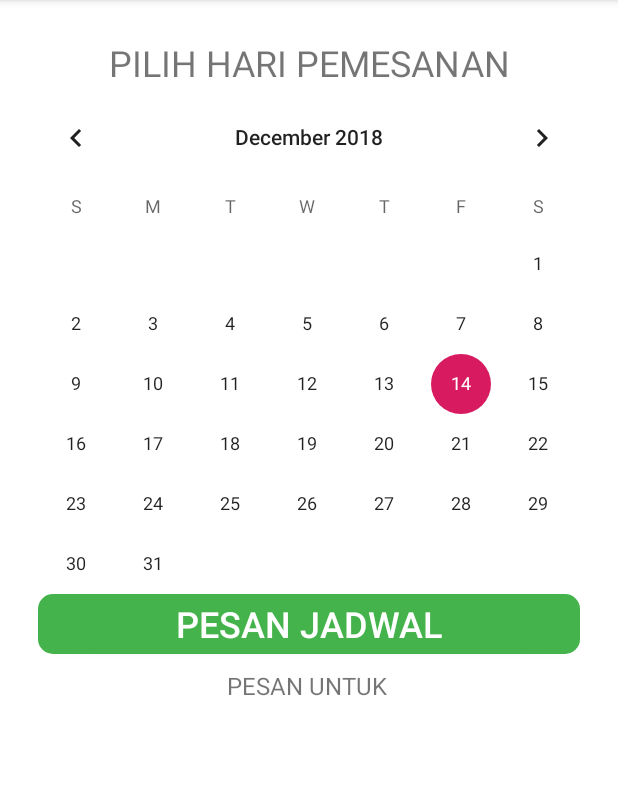
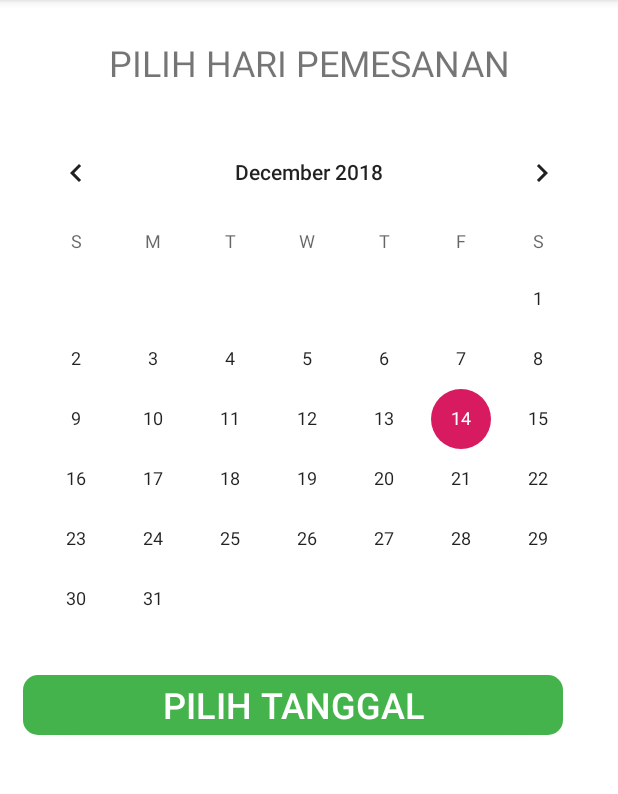
Before and after one commit to KurotsuchiM/dr.stis, an Android app: the CalendarActivity screen opened directly, with no data from a screen before it, on a phone screen of 412 x 824 dp, the part 84-878 px from its top. Run offline under Robolectric (Android 15) with nearby library versions, the phone set to English and light mode, and no system bars.

Commit message:
Calendar update
1. Intent working as intended
2. ListView in progress

```diff
--- a/app/src/main/res/layout/activity_calendar.xml
+++ b/app/src/main/res/layout/activity_calendar.xml
@@ -1,5 +1,5 @@
 <?xml version="1.0" encoding="utf-8"?>
-<LinearLayout xmlns:android="http://schemas.android.com/apk/res/android"
+<RelativeLayout xmlns:android="http://schemas.android.com/apk/res/android"
     xmlns:app="http://schemas.android.com/apk/res-auto"
     xmlns:tools="http://schemas.android.com/tools"
     android:layout_width="match_parent"
@@ -7,6 +7,7 @@
     tools:context=".CalendarActivity"
     android:background="#fff"
     android:orientation="vertical"
+    android:padding="0dp"
     >
 
     <TextView
@@ -21,54 +22,45 @@
         android:textSize="24dp"
         android:textAllCaps="true"
         />
-    <LinearLayout
-        android:layout_width="match_parent"
-        android:layout_height="wrap_content"
-        android:layout_marginTop="0dp"
-        >
 
     <CalendarView
         android:id="@+id/tanggal_itself"
         android:layout_width="match_parent"
         android:layout_height="wrap_content"
+        android:layout_alignParentTop="true"
         android:layout_marginLeft="5dp"
+        android:layout_marginTop="81dp"
         android:layout_marginRight="5dp"
         >
+    </CalendarView>
 
-        </CalendarView>
-    </LinearLayout>
-    <LinearLayout
-        android:layout_width="match_parent"
-        android:layout_height="50dp"
 
-        android:layout_marginTop="0dp"
-        android:layout_marginLeft="25dp"
-        android:layout_marginRight="25dp"
-        >
-
-        <Button
-            android:id="@+id/tanggal_button_pesan"
-            android:layout_width="match_parent"
-            android:layout_height="40dp"
-            android:background="@drawable/button_submit"
-            android:text="PESAN JADWAL"
-            android:textColor="#FFF"
-            android:textSize="24dp" />
-
-    </LinearLayout>
-    <LinearLayout
-        android:layout_width="match_parent"
-        android:layout_height="50dp"
-
-        >
     <TextView
         android:id="@+id/tanggal_button_textview"
         android:layout_width="match_parent"
         android:layout_height="20dp"
-            android:text="pesan untuk "
+        android:layout_below="@+id/tanggal_itself"
+        android:layout_alignParentStart="true"
+        android:layout_marginStart="0dp"
+        android:layout_marginTop="1dp"
+        android:text=" "
         android:textAlignment="center"
         android:textAllCaps="true"
         android:textSize="16dp" />
-    </LinearLayout>
 
-</LinearLayout>
+    <Button
+        android:id="@+id/tanggal_button_pesan"
+        android:background="@drawable/button_submit"
+        android:layout_width="360dp"
+        android:layout_height="40dp"
+        android:layout_alignParentStart="true"
+        android:layout_alignParentTop="true"
+        android:layout_marginStart="15dp"
+        android:layout_marginLeft="20dp"
+        android:layout_marginTop="450dp"
+        android:layout_marginRight="20dp"
+        android:text="Pilih tanggal"
+        android:textColor="#FFF"
+        android:textSize="24dp"/>
+
+</RelativeLayout>
```
Also changed, not shown: app/src/main/java/stis/kelompok4/drstis/CalendarActivity.java (+12 -4 lines), app/src/main/java/stis/kelompok4/drstis/activity_jadwal.java (+25 -0 lines), app/src/main/res/layout/activity_jadwal.xml (+47 -9 lines), app/src/main/res/layout/recycler_view_item.xml (added, +20 -0 lines). Lines whose indentation alone changed are shown as unchanged.
